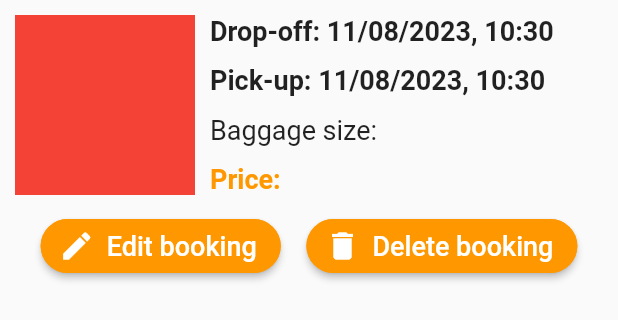
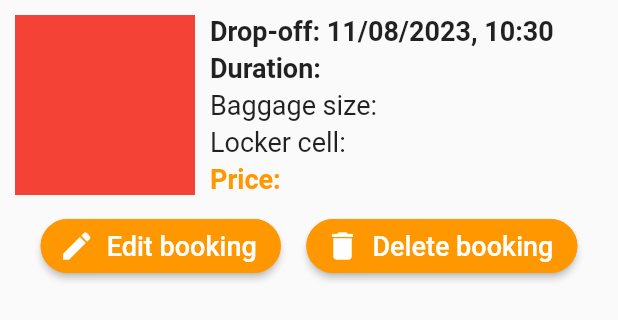
Before and after one commit to andreabertinotti/DIMA22_project, a Flutter app: the CustomListItem widget shown alone on an empty page, opened directly with empty values, on a phone screen of 412 x 824 dp. Shown: the top 320 px of the screen. Run offline on Flutter 3.47's test engine with Material 2 defaults, Android fonts, the phone set to English and light mode, and no system bars; our stand-ins replace carousel_slider, cloud_firestore, firebase_auth, firebase_core, firebase_storage, google_maps_flutter and 3 more; accounts and stored records are empty; statements that could not run were skipped.

Commit message:
Aggiornato dettagli prenotazioni

```diff
--- a/lib/Screen/Reservations/reservation_add.dart
+++ b/lib/Screen/Reservations/reservation_add.dart
@@ -874,7 +874,10 @@ class _EditBookingState extends State<EditBooking> {
                       ScaffoldMessenger.of(context).showSnackBar(SnackBar(
                           content: Text(
                               'Booking saved!'),
+                              backgroundColor: Colors.green,
                         ));
+
+                      Navigator.of(context).pop();
                     },
                     child: Text("save booking".toUpperCase(),
                         style: TextStyle(fontSize: 18)),
--- a/lib/Screen/Reservations/reservations_list.dart
+++ b/lib/Screen/Reservations/reservations_list.dart
@@ -71,7 +71,7 @@ class CustomListItem extends StatelessWidget {
                       ),
                     ),
                     Text(
-                      "Pick-up: ${DateFormat('dd/MM/yyyy, HH:mm').format(pickUp)}", // TODO: move buttons below the image/text on the tile
+                      "Duration: ", // TODO: implementare durata prenotazione
                       style: TextStyle(
                         fontSize: 18,
                         fontWeight: FontWeight.w600,
@@ -79,6 +79,12 @@ class CustomListItem extends StatelessWidget {
                     ),
                     Text(
                       "Baggage size: $baggageSize",
+                      style: TextStyle(
+                        fontSize: 18,
+                      ),
+                    ),
+                    Text(
+                      "Locker cell: ",
                       style: TextStyle(
                         fontSize: 18,
                       ),
```
